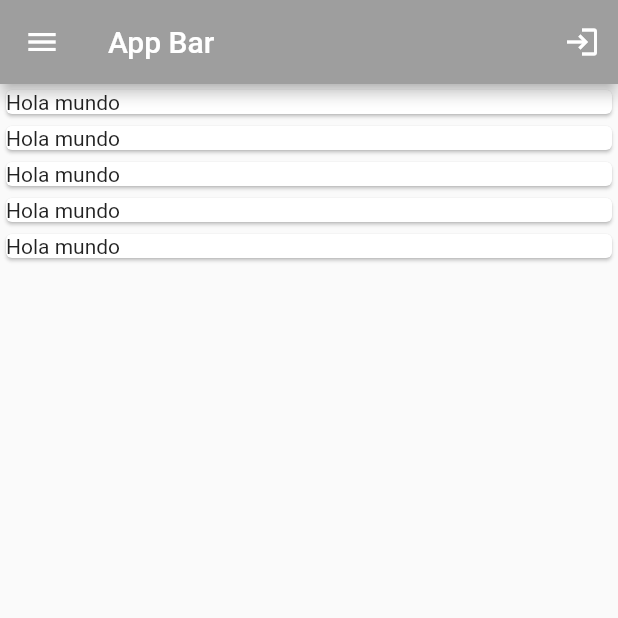
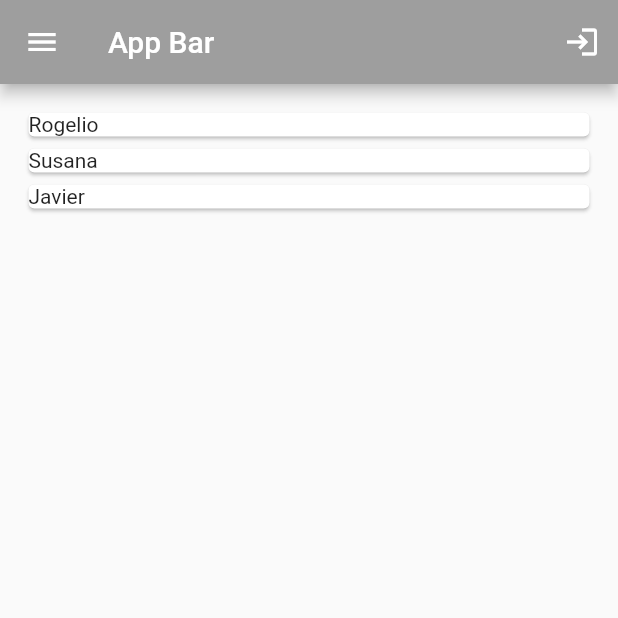
Before and after one commit to rogelio1502/learning-flutter, a Flutter app: the screen it shows after launch, on a phone screen of 412 x 824 dp, the top half of it. Run offline on Flutter 3.47's test engine with Material 2 defaults, Android fonts, the phone set to English and light mode, and no system bars.

Commit message:
List builder 1.0

```diff
--- a/lib/main.dart
+++ b/lib/main.dart
@@ -1,3 +1,5 @@
+import 'dart:math';
+
 import 'package:flutter/material.dart';
 
 void main() => runApp(const MyApp());
@@ -9,7 +11,19 @@ class MyApp extends StatelessWidget {
   Widget build(BuildContext context) {
     return MaterialApp(
       title: 'Material App',
-      home: Scaffold(
+      home: MyHomePage(),
+    );
+  }
+}
+
+class MyHomePage extends StatelessWidget {
+  MyHomePage({super.key});
+
+  List<String> names = ['Rogelio', 'Susana', 'Javier'];
+
+  @override
+  Widget build(BuildContext context) {
+    return Scaffold(
       appBar: AppBar(
         title: const Text('App Bar'),
         actions: <Widget>[
@@ -17,30 +31,19 @@ class MyApp extends StatelessWidget {
         ],
         backgroundColor: Colors.grey,
       ),
-        body: ListView(
-          children: <Widget>[
-            Card(
-              child: Text('Hola mundo'),
-            ),
-            Card(
-              child: Text('Hola mundo'),
-            ),
-            Card(
-              child: Text('Hola mundo'),
-            ),
-            Card(
-              child: Text('Hola mundo'),
-            ),
-            Card(
-              child: Text('Hola mundo'),
-            ),
-          ],
-        ),
+      body: ListView.builder(
+          padding: EdgeInsets.all(15),
+          itemCount: names.length,
+          itemBuilder: (BuildContext context, int index) {
+            final name = names[index];
+            return Card(
+              child: Text(name),
+            );
+          }),
 
       drawer: Drawer(),
       // endDrawer: Drawer(),
       // backgroundColor: Colors.black,
-      ),
     );
   }
 
```
Lines whose indentation alone changed are shown as unchanged.
